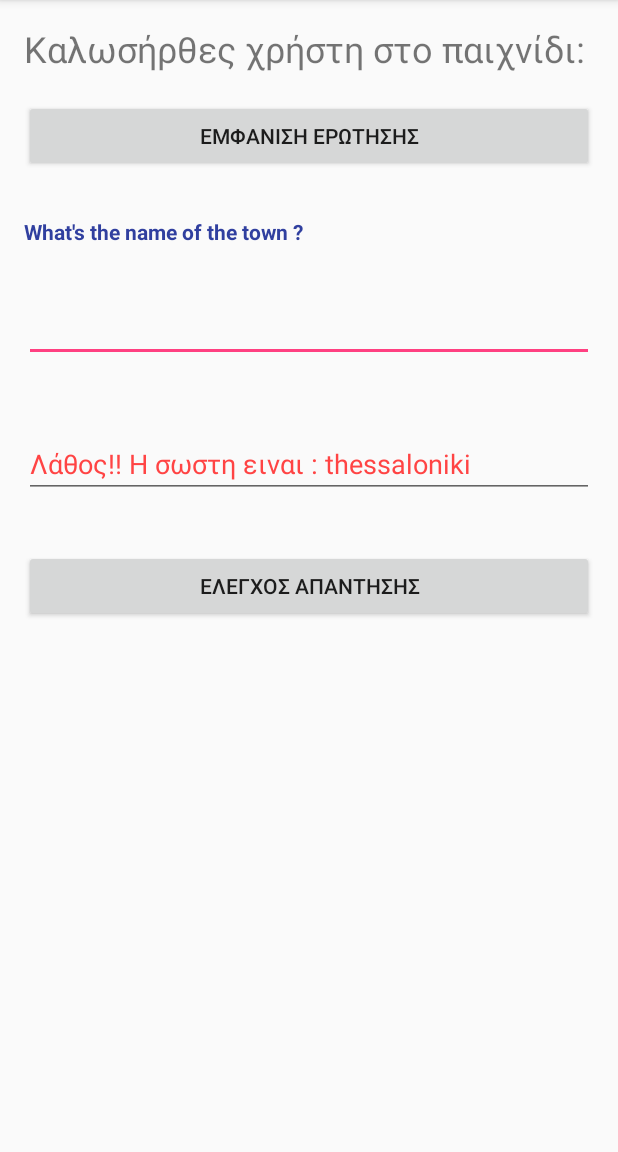
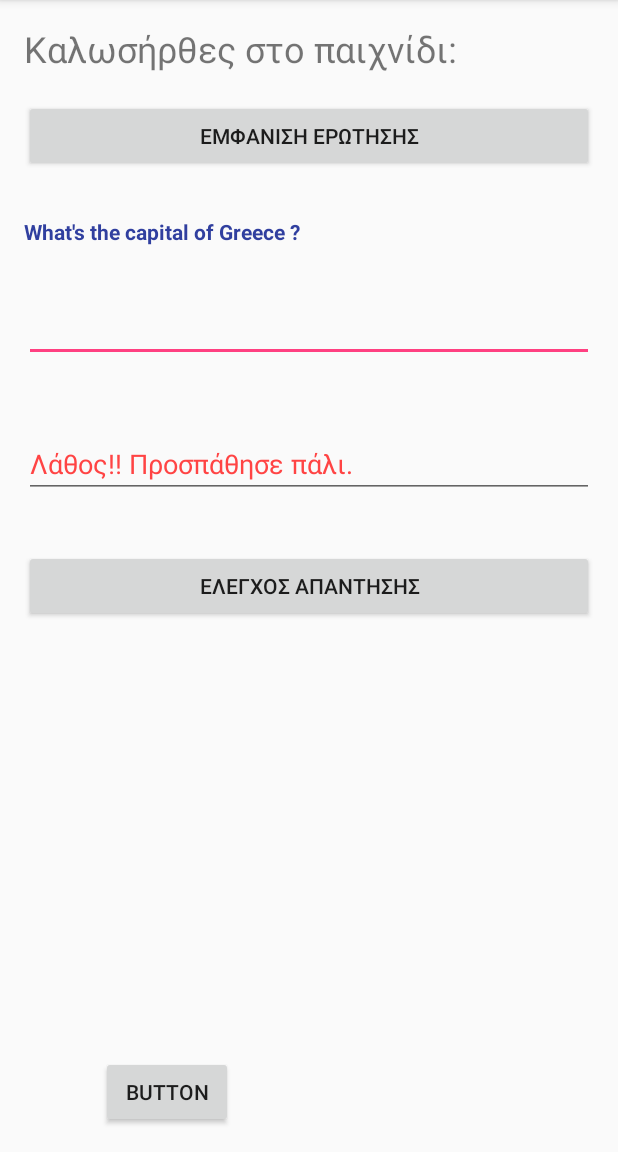
Before and after one commit to elisapan/FiveAndOne, an Android app: the MapQuiz screen opened directly, with no data from a screen before it, after a tap on "ΕΛΕΓΧΟΣ ΑΠΑΝΤΗΣΗΣ", on a phone screen of 412 x 824 dp, the part 84-1236 px from its top. Run offline under Robolectric (Android 15) with nearby library versions, the phone set to English and light mode, and no system bars; 1 other tap on this screen came first.

```diff
--- a/app/build.gradle
+++ b/app/build.gradle
@@ -24,8 +24,8 @@ dependencies {
     androidTestCompile('com.android.support.test.espresso:espresso-core:2.2.2', {
         exclude group: 'com.android.support', module: 'support-annotations'
     })
-    compile 'com.android.support:appcompat-v7:25.0.0'
-    compile 'com.google.android.gms:play-services:9.8.0'
-    compile 'com.android.support:support-v4:25.0.0'
+    compile 'com.android.support:appcompat-v7:25.0.1'
+    compile 'com.google.android.gms:play-services:10.0.0'
+    compile 'com.android.support:support-v4:25.0.1'
     testCompile 'junit:junit:4.12'
 }
--- a/app/src/main/AndroidManifest.xml
+++ b/app/src/main/AndroidManifest.xml
@@ -51,7 +51,7 @@
                 <category android:name="android.intent.category.LAUNCHER" />
             </intent-filter>
         </activity>
-        <activity android:name=".MapQuiz"></activity>
+        <activity android:name=".MapQuiz" />
     </application>
 
 </manifest>
--- a/app/src/main/java/com/teicm/fiveandone/MainActivity.java
+++ b/app/src/main/java/com/teicm/fiveandone/MainActivity.java
@@ -28,8 +28,8 @@ public class MainActivity extends AppCompatActivity {
         button1.setOnClickListener(new View.OnClickListener() {
             @Override
             public void onClick(View view) {
-                Intent act = new Intent(MainActivity.this, QuizActivity.class);
-                startActivity(act);
+                Intent act3 = new Intent(MainActivity.this, QuizActivity.class);
+                startActivity(act3);
 
             }
         });
--- a/app/src/main/java/com/teicm/fiveandone/MapQuiz.java
+++ b/app/src/main/java/com/teicm/fiveandone/MapQuiz.java
@@ -2,6 +2,7 @@ package com.teicm.fiveandone;
 
 
 
+import android.content.Intent;
 import android.support.v7.app.AppCompatActivity;
 import android.os.Bundle;
 import android.view.View;
@@ -20,6 +21,7 @@ public class MapQuiz extends AppCompatActivity {
     private TextView AnswerTextView;
     private EditText AnswerText;
     private TextView Welcome;
+    private Button back;
 
 
 
@@ -34,8 +36,12 @@ public class MapQuiz extends AppCompatActivity {
         QuestionTextView = (TextView) findViewById(R.id.QuestionTextView);
         AnswerTextView = (TextView) findViewById(R.id.AnswerTextView);
         AnswerText = (EditText) findViewById(R.id.AnswerText);
-        Welcome.setText("Καλωσήρθες χρήστη στο παιχνίδι: ");
+        Welcome.setText("Καλωσήρθες στο παιχνίδι: ");
         init();
+        back = (Button) findViewById(R.id.Back);
+        back.setVisibility(View.INVISIBLE);
+
+
 
 
 
@@ -44,9 +50,9 @@ public class MapQuiz extends AppCompatActivity {
 
     }
     public void init() {
-        Questions = new String[] {"What's the name of the town ? "};
-        Answers = new String [] {"thessaloniki"};
-        CurrentQuestion = 0;
+        Questions = new String[] {"What's the capital of Greece ? "};
+        Answers = new String [] {"Athens"};
+        //CurrentQuestion = 0;
         AnswerButton.setOnClickListener(new View.OnClickListener(){
             @Override
             public void onClick(View v) {
@@ -73,18 +79,19 @@ public class MapQuiz extends AppCompatActivity {
 
     }
 
-    //check correctivity of the answer
-    public boolean isCorrect (String answer){
-        return (answer.equalsIgnoreCase(Answers [CurrentQuestion]));
-    }
+
 
     //say if is true or false the amnswer
     public void CheckAnswer() {
         String ans = AnswerText.getText().toString();
-        if(isCorrect(ans)== true )
+        if(ans == "athens" ) {
             AnswerTextView.setText("Σωστό");
-        else
-            AnswerTextView.setText("Λάθος!! Η σωστη ειναι : " + Answers[CurrentQuestion]);
+            back.setVisibility(View.VISIBLE);
+        }
+        else {
+            AnswerTextView.setText("Λάθος!! Προσπάθησε πάλι.");
+            back.setVisibility(View.VISIBLE);
+        }
     }
 
 
--- a/app/src/main/res/layout/activity_map_quiz.xml
+++ b/app/src/main/res/layout/activity_map_quiz.xml
@@ -70,4 +70,13 @@
         android:layout_alignParentStart="true"
         android:layout_marginTop="80dp" />
 
+    <Button
+        android:text="Button"
+        android:layout_width="wrap_content"
+        android:layout_height="wrap_content"
+        android:layout_alignParentBottom="true"
+        android:layout_alignParentStart="true"
+        android:layout_marginStart="51dp"
+        android:id="@+id/Back" />
+
 </RelativeLayout>
--- a/app/src/main/res/values/strings.xml
+++ b/app/src/main/res/values/strings.xml
@@ -5,4 +5,5 @@
     <string name="title_activity_fullscreen">FullscreenActivity</string>
     <string name="dummy_button">Dummy Button</string>
     <string name="dummy_content">DUMMY\nCONTENT</string>
+    <string name="title_activity_maps2">Map</string>
 </resources>
```
Also changed, not shown: app/src/main/java/com/teicm/fiveandone/MapsActivity.java (+57 -12 lines).
